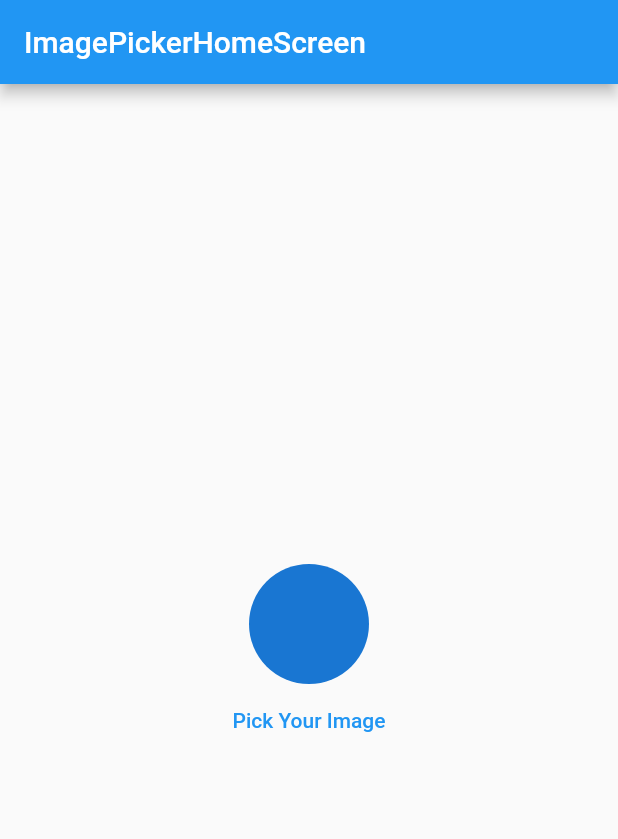
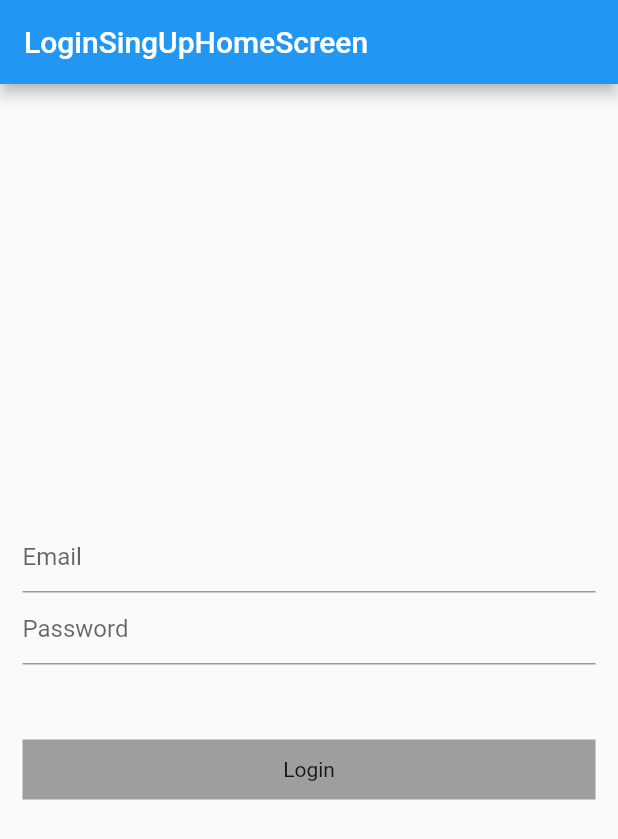
Before and after one commit to kingkardev01/getx_section, a Flutter app: the screen it shows after launch, on a phone screen of 412 x 824 dp. Shown: the top 839 px of the screen. Run offline on Flutter 3.47's test engine with Material 2 defaults, Android fonts, the phone set to English and light mode, and no system bars; our stand-ins replace get, image_picker.

Commit message:
login and singup

```diff
--- a/lib/main.dart
+++ b/lib/main.dart
@@ -7,6 +7,7 @@ import 'package:getx_section/screens/height_width/height_width_screen.dart';
 import 'package:getx_section/screens/home_page.dart';
 import 'package:get/get.dart';
 import 'package:getx_section/screens/image_picker_getx/imagepicker_home_screen.dart';
+import 'package:getx_section/screens/login_singup_getx/login_singup_home_screen.dart';
 import 'package:getx_section/screens/nevigation_routes/screen_one.dart';
 import 'package:getx_section/screens/nevigation_routes/screen_three.dart';
 import 'package:getx_section/screens/nevigation_routes/screen_two.dart';
@@ -32,7 +33,7 @@ class MyApp extends StatelessWidget {
 
         primarySwatch: Colors.blue,
       ),
-      home:  ImagePickerHomeScreen(),
+      home:  LoginSingUpHomeScreen(),
       // getPages: [
       //   GetPage(name: '/', page: ()=> ScreenOne()),
       //   GetPage(name: '/secondTwo', page: ()=> ScreenTwo()),
--- /dev/null
+++ b/lib/screens/login_singup_getx/login_singup_controller.dart
@@ -0,0 +1,55 @@
+import 'dart:convert';
+
+import 'package:flutter/material.dart';
+import 'package:http/http.dart' as http;
+import 'package:get/get.dart';
+
+
+
+import 'package:get/get.dart';
+
+class LoginSingController extends GetxController{
+
+  final emailController = TextEditingController().obs;
+  final passwordController =TextEditingController().obs;
+
+  RxBool loading = false.obs;
+
+  void loginApi()async{
+    loading.value = true;
+
+    try{
+
+      final response = await http.post(Uri.parse("https://reqres.in/api/login"),
+          body: {
+            "email" : emailController.value.text,
+            "password": passwordController.value.text,
+          }
+      );
+
+      var data = jsonDecode(response.body);
+
+      print(response.statusCode);
+      print(data);
+
+
+      if(response.statusCode == 200){
+        loading.value = false;
+        print(loading.value);
+        Get.snackbar("LogIn SucessFully", 'congratulations');
+      }else{
+        loading.value = false;
+        print(loading.value);
+        Get.snackbar("LogIn Faild", data['error']);
+      }
+
+    }catch(e){
+      loading.value = false;
+      print(loading.value);
+      Get.snackbar("Expection", e.toString());
+    }
+  }
+
+
+
+}
--- /dev/null
+++ b/lib/screens/login_singup_getx/login_singup_home_screen.dart
@@ -0,0 +1,58 @@
+import 'package:flutter/material.dart';
+import 'package:get/get.dart';
+
+import 'login_singup_controller.dart';
+
+class LoginSingUpHomeScreen extends StatelessWidget {
+  LoginSingUpHomeScreen({Key? key}) : super(key: key);
+
+  final LoginSingController loginSingController = Get.put(LoginSingController());
+
+
+  @override
+  Widget build(BuildContext context) {
+    return Scaffold(
+      appBar: AppBar(
+        title: const Text("LoginSingUpHomeScreen"),
+      ),
+      body: Padding(
+        padding: const EdgeInsets.all(15.0),
+        child: Column(
+          crossAxisAlignment: CrossAxisAlignment.center,
+          mainAxisAlignment: MainAxisAlignment.center,
+          children: [
+             TextFormField(
+               controller: loginSingController.emailController.value,
+              decoration: const InputDecoration(
+                hintText: "Email",
+
+              ),
+             ),
+            TextFormField(
+              controller: loginSingController.passwordController.value,
+              decoration: const InputDecoration(
+                hintText: "Password",
+
+              ),
+            ),
+            const SizedBox(height: 50,),
+            Obx(() => InkWell(
+              onTap: (){
+                loginSingController.loginApi();
+                print("button clicked");
+              },
+              child: loginSingController.loading.value ? const CircularProgressIndicator() : Container(
+                decoration: const BoxDecoration(
+                  color: Colors.grey,
+                ),
+                height: 40,
+                child: const Center(child: Text("Login"),),
+              ),
+            ))
+
+          ],
+        ),
+      ),
+    );
+  }
+}
--- a/pubspec.yaml
+++ b/pubspec.yaml
@@ -38,6 +38,7 @@ dev_dependencies:
     sdk: flutter
   #my package
   image_picker:
+  http:
   get: ^4.6.5
 
   # The "flutter_lints" package below contains a set of recommended lints to
```
Also changed, not shown: pubspec.lock.
